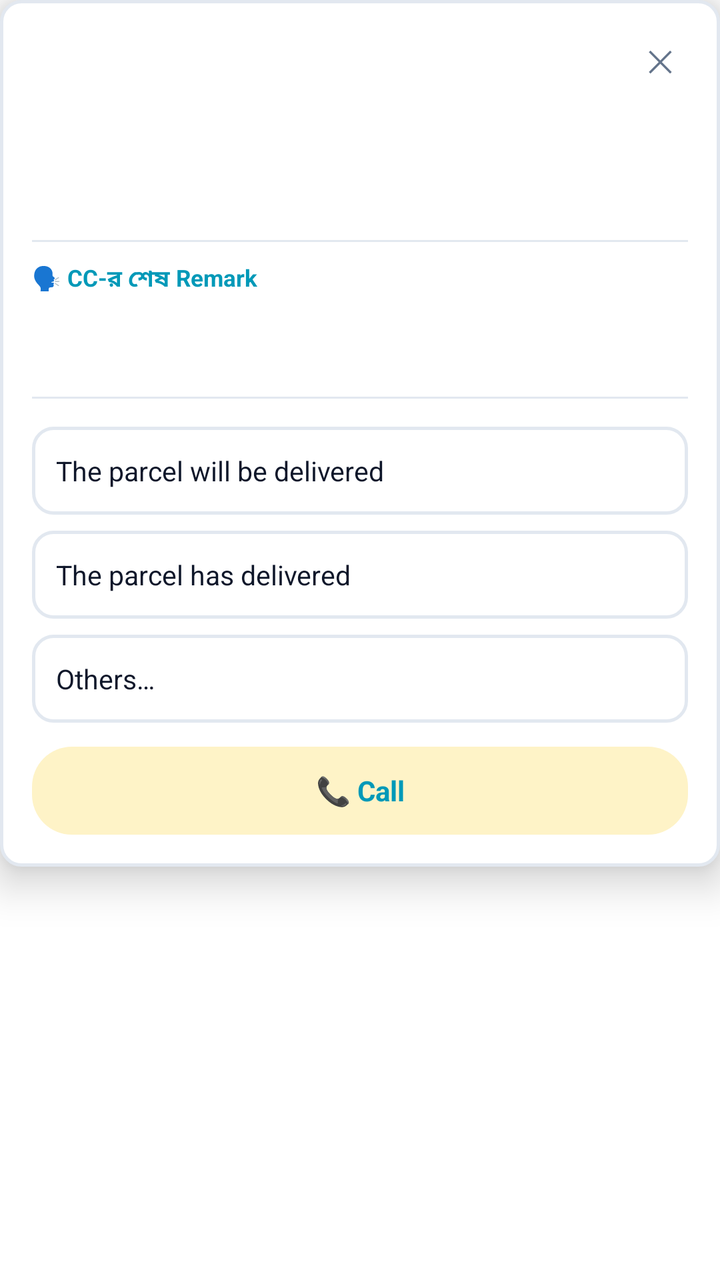
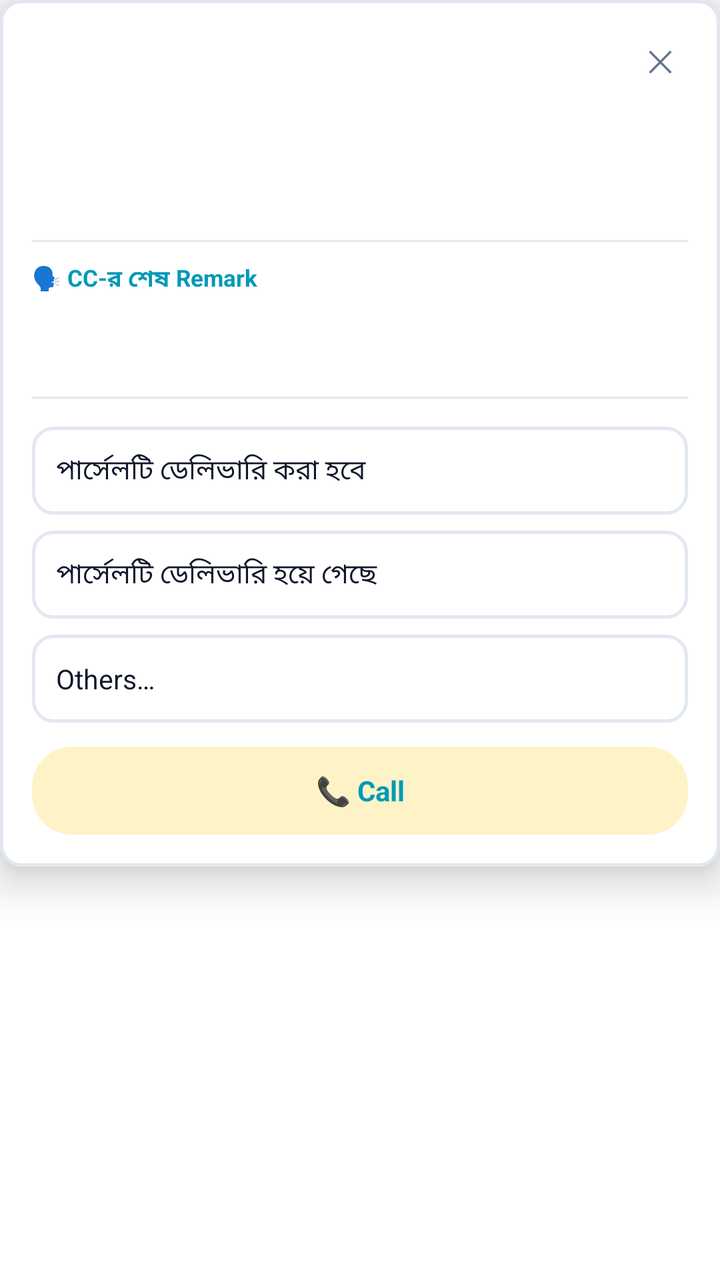

The first picture is an Android layout as it rendered before a commit; the second is the same layout after the commit. The layout source and the unified diff follow.
<!-- AndroidManifest.xml: application theme Theme.DataBridge -->
<!-- res/layout/overlay_delivery_reminder.xml -->
<?xml version="1.0" encoding="utf-8"?>
<ScrollView xmlns:android="http://schemas.android.com/apk/res/android"
    android:layout_width="match_parent"
    android:layout_height="wrap_content"
    android:maxHeight="620dp"
    android:overScrollMode="never">

<LinearLayout
    android:layout_width="match_parent"
    android:layout_height="wrap_content"
    android:orientation="vertical"
    android:background="@drawable/bg_card_rounded"
    android:padding="16dp"
    android:elevation="12dp">

    
    <LinearLayout
        android:layout_width="match_parent"
        android:layout_height="wrap_content"
        android:orientation="horizontal"
        android:gravity="center_vertical">

        <TextView
            android:id="@+id/tvDrConsignment"
            android:layout_width="0dp"
            android:layout_height="wrap_content"
            android:layout_weight="1"
            android:textSize="15.5sp"
            android:textStyle="bold"
            android:textColor="#0F172A" />

        <TextView
            android:id="@+id/btnDrClose"
            android:layout_width="28dp"
            android:layout_height="28dp"
            android:gravity="center"
            android:text="✕"
            android:textSize="15sp"
            android:textColor="#64748B" />
    </LinearLayout>

    
    <TextView
        android:id="@+id/tvDrCustomer"
        android:layout_width="match_parent"
        android:layout_height="wrap_content"
        android:layout_marginTop="6dp"
        android:textSize="14sp"
        android:textColor="#0F172A" />

    <TextView
        android:id="@+id/tvDrAddress"
        android:layout_width="match_parent"
        android:layout_height="wrap_content"
        android:layout_marginTop="2dp"
        android:textSize="12.5sp"
        android:textColor="#64748B" />

    <LinearLayout
        android:layout_width="match_parent"
        android:layout_height="wrap_content"
        android:orientation="horizontal"
        android:layout_marginTop="4dp"
        android:gravity="center_vertical">

        <TextView
            android:id="@+id/tvDrStatus"
            android:layout_width="0dp"
            android:layout_height="wrap_content"
            android:layout_weight="1"
            android:textSize="12.5sp"
            android:textColor="#334155" />

        <TextView
            android:id="@+id/tvDrCod"
            android:layout_width="wrap_content"
            android:layout_height="wrap_content"
            android:textSize="13sp"
            android:textStyle="bold"
            android:textColor="#0F172A" />
    </LinearLayout>

    
    <View
        android:layout_width="match_parent"
        android:layout_height="1dp"
        android:layout_marginVertical="10dp"
        android:background="#E2E8F0" />

    <TextView
        android:layout_width="match_parent"
        android:layout_height="wrap_content"
        android:text="🗣 CC-র শেষ Remark"
        android:textSize="11.5sp"
        android:textStyle="bold"
        android:textColor="#0099B8" />

    <TextView
        android:id="@+id/tvDrCcRemark"
        android:layout_width="match_parent"
        android:layout_height="wrap_content"
        android:layout_marginTop="4dp"
        android:textSize="13.5sp"
        android:textColor="#0F172A" />

    <TextView
        android:id="@+id/tvDrCcMeta"
        android:layout_width="match_parent"
        android:layout_height="wrap_content"
        android:layout_marginTop="2dp"
        android:textSize="11.5sp"
        android:textColor="#94A3B8" />

    
    <View
        android:layout_width="match_parent"
        android:layout_height="1dp"
        android:layout_marginVertical="10dp"
        android:background="#E2E8F0" />

    <TextView
        android:id="@+id/optDrWillDeliver"
        android:layout_width="match_parent"
        android:layout_height="44dp"
        android:layout_marginTop="4dp"
        android:background="@drawable/bg_pc_input"
        android:gravity="center_vertical"
        android:paddingHorizontal="12dp"
        android:text="The parcel will be delivered"
        android:textSize="13.5sp"
        android:textColor="#0F172A" />

    <TextView
        android:id="@+id/optDrDelivered"
        android:layout_width="match_parent"
        android:layout_height="44dp"
        android:layout_marginTop="8dp"
        android:background="@drawable/bg_pc_input"
        android:gravity="center_vertical"
        android:paddingHorizontal="12dp"
        android:text="The parcel has delivered"
        android:textSize="13.5sp"
        android:textColor="#0F172A" />

    <TextView
        android:id="@+id/optDrOthers"
        android:layout_width="match_parent"
        android:layout_height="44dp"
        android:layout_marginTop="8dp"
        android:background="@drawable/bg_pc_input"
        android:gravity="center_vertical"
        android:paddingHorizontal="12dp"
        android:text="Others…"
        android:textSize="13.5sp"
        android:textColor="#0F172A" />

    
    <TextView
        android:id="@+id/btnDrCall"
        android:layout_width="match_parent"
        android:layout_height="44dp"
        android:layout_marginTop="12dp"
        android:background="@drawable/bg_overlay_badge_status"
        android:gravity="center"
        android:text="📞 Call"
        android:textSize="14sp"
        android:textStyle="bold"
        android:textColor="#0099B8" />

</LinearLayout>
</ScrollView>
<!-- resources referenced by this layout -->
<resources>
  <!-- drawable bg_card_rounded (drawable) -->
  <?xml version="1.0" encoding="utf-8"?>
  <shape xmlns:android="http://schemas.android.com/apk/res/android"
      android:shape="rectangle">
      <solid android:color="@color/theme_bg_card" />
      <stroke android:width="1.5dp" android:color="@color/theme_border" />
      <corners android:radius="10dp" />
  </shape>
  <!-- drawable bg_overlay_badge_status (drawable) -->
  <?xml version="1.0" encoding="utf-8"?>
  <shape xmlns:android="http://schemas.android.com/apk/res/android"
      android:shape="rectangle">
      <solid android:color="#FEF3C7" />
      <corners android:radius="20dp" />
  </shape>
  <!-- drawable bg_pc_input (drawable) -->
  <?xml version="1.0" encoding="utf-8"?>
  <shape xmlns:android="http://schemas.android.com/apk/res/android"
      android:shape="rectangle">
      <solid android:color="#FFFFFF" />
      <stroke android:width="1.5dp" android:color="#E2E8F0" />
      <corners android:radius="10dp" />
  </shape>
  <style name="Theme.DataBridge" parent="Theme.MaterialComponents.DayNight.NoActionBar">
      <item name="colorPrimary">#00d4ff</item>
      <item name="colorPrimaryVariant">#16213e</item>
      <item name="colorOnPrimary">#ffffff</item>
      <item name="colorSecondary">#00d4ff</item>
      <item name="android:statusBarColor">#1a1a2e</item>
  </style>
  <color name="theme_bg_card">#ffffff</color>
  <color name="theme_border">#e2e8f0</color>
</resources>

<!-- the commit's change to res/layout/overlay_delivery_reminder.xml (unified diff, before → after) -->
@@ -126,7 +126,7 @@
         android:background="@drawable/bg_pc_input"
         android:gravity="center_vertical"
         android:paddingHorizontal="12dp"
-        android:text="The parcel will be delivered"
+        android:text="পার্সেলটি ডেলিভারি করা হবে"
         android:textSize="13.5sp"
         android:textColor="#0F172A" />
 
@@ -138,7 +138,7 @@
         android:background="@drawable/bg_pc_input"
         android:gravity="center_vertical"
         android:paddingHorizontal="12dp"
-        android:text="The parcel has delivered"
+        android:text="পার্সেলটি ডেলিভারি হয়ে গেছে"
         android:textSize="13.5sp"
         android:textColor="#0F172A" />
 
